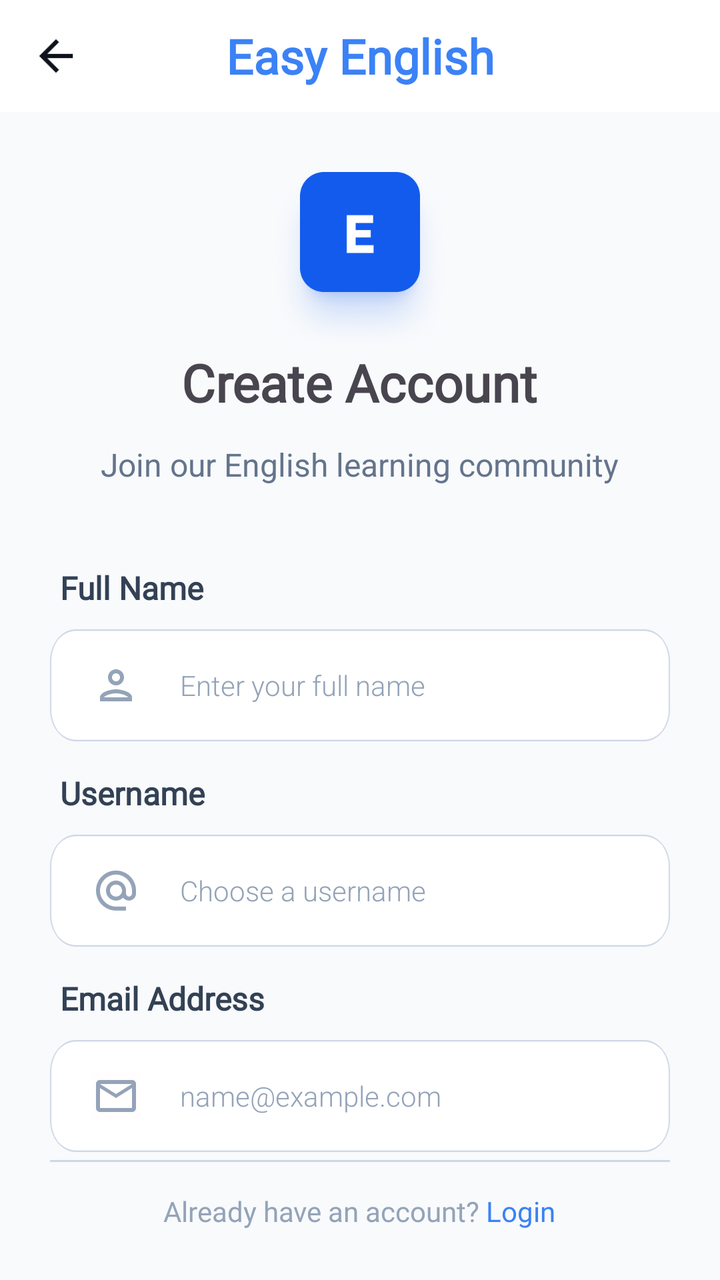
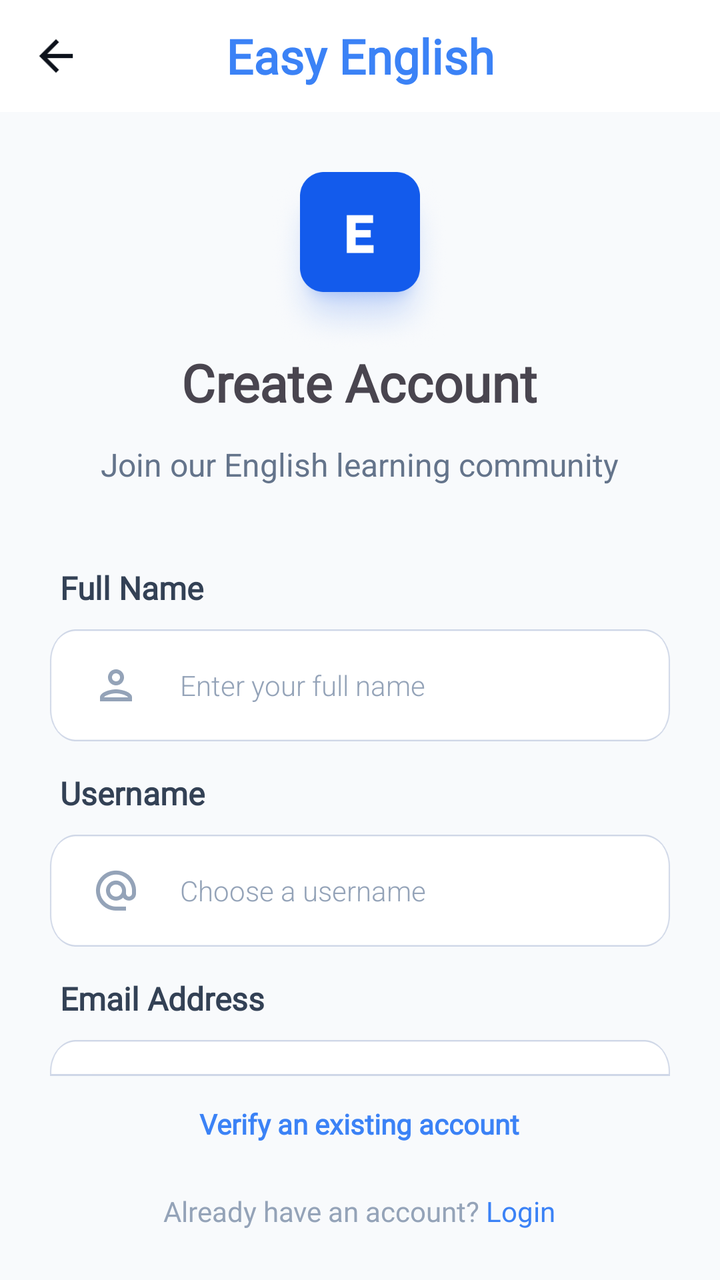

An Android layout rendered at two revisions. The XML below is the earlier revision; the diff shows what the commit changed to produce the second picture.
<!-- AndroidManifest.xml: application theme Theme.ELearning -->
<!-- res/layout/fragment_register.xml -->
<?xml version="1.0" encoding="utf-8"?>
<LinearLayout xmlns:android="http://schemas.android.com/apk/res/android"
    xmlns:app="http://schemas.android.com/apk/res-auto"
    xmlns:tools="http://schemas.android.com/tools"
    android:layout_width="match_parent"
    android:layout_height="match_parent"
    android:background="@color/color_bg_app"
    android:orientation="vertical">

    <TableRow
        android:layout_width="match_parent"
        android:layout_height="56dp"
        android:background="@color/white">

        <ImageView
            android:id="@+id/ivBack"
            android:layout_width="56dp"
            android:layout_height="match_parent"
            android:layout_gravity="center_vertical"
            android:padding="7dp"
            android:src="@drawable/ic_back"
            tools:ignore="ContentDescription" />

        <TextView
            android:layout_width="0dp"
            android:layout_height="match_parent"
            android:layout_gravity="center"
            android:layout_marginEnd="56dp"
            android:layout_weight="1"
            android:fontFamily="@font/font_inter"
            android:gravity="center"
            android:text="@string/app_name"
            android:textColor="@color/color_app"
            android:textFontWeight="800"
            android:textSize="24sp"
            tools:ignore="TextSizeCheck" />
    </TableRow>

    <LinearLayout
        android:layout_width="match_parent"
        android:layout_height="0dp"
        android:layout_weight="1"
        android:background="@color/color_bg_app"
        android:orientation="vertical"
        android:paddingHorizontal="25dp">

        <ImageView
            android:layout_width="90dp"
            android:layout_height="90dp"
            android:layout_gravity="center"
            android:layout_marginTop="30dp"
            android:src="@drawable/ic_logo_register"
            tools:ignore="ContentDescription" />

        <TextView
            android:layout_width="wrap_content"
            android:layout_height="60dp"
            android:layout_gravity="center"
            android:layout_marginTop="-15dp"
            android:fontFamily="@font/font_inter"
            android:gravity="center"
            android:text="@string/txt_create_account"
            android:textFontWeight="800"
            android:textSize="26sp"
            tools:ignore="TextSizeCheck" />

        <TextView
            android:layout_width="wrap_content"
            android:layout_height="wrap_content"
            android:layout_gravity="center"
            android:layout_marginBottom="40dp"
            android:fontFamily="sans-serif-light"
            android:text="@string/txt_des_register"
            android:textColor="@color/color_des_login"
            android:textFontWeight="400"
            android:textSize="16sp"
            tools:ignore="TextContrastCheck" />

        <ScrollView
            android:layout_width="match_parent"
            android:layout_height="0dp"
            android:layout_weight="1"
            android:fillViewport="true"
            android:scrollbars="none"
            tools:ignore="NestedWeights">

            <LinearLayout
                android:layout_width="match_parent"
                android:layout_height="wrap_content"
                android:orientation="vertical">

                <LinearLayout
                    android:layout_width="match_parent"
                    android:layout_height="wrap_content"
                    android:layout_marginBottom="15dp"
                    android:orientation="vertical">

                    <TextView
                        android:layout_width="wrap_content"
                        android:layout_height="wrap_content"
                        android:layout_marginStart="5dp"
                        android:layout_marginBottom="10dp"
                        android:fontFamily="@font/font_inter"
                        android:text="@string/txt_full_name"
                        android:textColor="@color/color_text_app"
                        android:textSize="16sp"
                        android:textStyle="bold" />

                    <TableRow
                        android:layout_width="match_parent"
                        android:layout_height="56dp"
                        android:background="@drawable/bg_edt_register"
                        android:gravity="center_vertical"
                        android:paddingHorizontal="16dp">

                        <ImageView
                            android:layout_width="24dp"
                            android:layout_height="24dp"
                            android:layout_marginStart="5dp"
                            android:layout_marginEnd="20dp"
                            android:src="@drawable/ic_user"
                            app:tint="@color/color_splash_des"
                            tools:ignore="ContentDescription,ImageContrastCheck" />

                        <EditText
                            android:id="@+id/edtFullName"
                            android:layout_width="0dp"
                            android:layout_height="match_parent"
                            android:layout_weight="1"
                            android:autofillHints="@string/txt_des_full_name"
                            android:background="@android:color/transparent"
                            android:fontFamily="sans-serif-light"
                            android:gravity="center_vertical"
                            android:hint="@string/txt_des_full_name"
                            android:inputType="text"
                            android:maxLines="1"
                            android:textColor="@color/color_text_app"
                            android:textColorHint="@color/color_splash_des"
                            android:textFontWeight="370"
                            android:textSize="14sp"
                            tools:ignore="TextContrastCheck,VisualLintTextFieldSize,DuplicateSpeakableTextCheck" />
                    </TableRow>
                </LinearLayout>

                <LinearLayout
                    android:layout_width="match_parent"
                    android:layout_height="wrap_content"
                    android:layout_marginBottom="15dp"
                    android:orientation="vertical">

                    <TextView
                        android:layout_width="wrap_content"
                        android:layout_height="wrap_content"
                        android:layout_marginStart="5dp"
                        android:layout_marginBottom="10dp"
                        android:fontFamily="@font/font_inter"
                        android:text="@string/txt_username"
                        android:textColor="@color/color_text_app"
                        android:textSize="16sp"
                        android:textStyle="bold" />

                    <TableRow
                        android:layout_width="match_parent"
                        android:layout_height="56dp"
                        android:background="@drawable/bg_edt_register"
                        android:gravity="center_vertical"
                        android:paddingHorizontal="16dp">

                        <ImageView
                            android:layout_width="24dp"
                            android:layout_height="24dp"
                            android:layout_marginStart="5dp"
                            android:layout_marginEnd="20dp"
                            android:src="@drawable/ic_username"
                            app:tint="@color/color_splash_des"
                            tools:ignore="ContentDescription,ImageContrastCheck" />

                        <EditText
                            android:id="@+id/edtUsername"
                            android:layout_width="0dp"
                            android:layout_height="match_parent"
                            android:layout_weight="1"
                            android:autofillHints="@string/txt_des_username"
                            android:background="@android:color/transparent"
                            android:fontFamily="sans-serif-light"
                            android:gravity="center_vertical"
                            android:hint="@string/txt_des_username"
                            android:inputType="text"
                            android:maxLines="1"
                            android:textColor="@color/color_text_app"
                            android:textColorHint="@color/color_splash_des"
                            android:textFontWeight="370"
                            android:textSize="14sp"
                            tools:ignore="TextContrastCheck,VisualLintTextFieldSize,DuplicateSpeakableTextCheck" />
                    </TableRow>
                </LinearLayout>

                <LinearLayout
                    android:layout_width="match_parent"
                    android:layout_height="wrap_content"
                    android:layout_marginBottom="15dp"
                    android:orientation="vertical">

                    <TextView
                        android:layout_width="wrap_content"
                        android:layout_height="wrap_content"
                        android:layout_marginStart="5dp"
                        android:layout_marginBottom="10dp"
                        android:fontFamily="@font/font_inter"
                        android:text="@string/txt_email_address"
                        android:textColor="@color/color_text_app"
                        android:textSize="16sp"
                        android:textStyle="bold" />

                    <TableRow
                        android:layout_width="match_parent"
                        android:layout_height="56dp"
                        android:background="@drawable/bg_edt_register"
                        android:gravity="center_vertical"
                        android:paddingHorizontal="16dp">

                        <ImageView
                            android:layout_width="24dp"
                            android:layout_height="24dp"
                            android:layout_marginStart="5dp"
                            android:layout_marginEnd="20dp"
                            android:src="@drawable/ic_mail"
                            tools:ignore="ContentDescription,ImageContrastCheck" />

                        <EditText
                            android:id="@+id/edtEmail"
                            android:layout_width="0dp"
                            android:layout_height="match_parent"
                            android:layout_weight="1"
                            android:autofillHints="@string/txt_des_mail"
                            android:background="@android:color/transparent"
                            android:fontFamily="sans-serif-light"
                            android:gravity="center_vertical"
                            android:hint="@string/txt_des_mail"
                            android:inputType="textEmailAddress"
                            android:maxLines="1"
                            android:textColor="@color/color_text_app"
                            android:textColorHint="@color/color_splash_des"
                            android:textFontWeight="370"
                            android:textSize="14sp"
                            tools:ignore="TextContrastCheck,VisualLintTextFieldSize,DuplicateSpeakableTextCheck" />
                    </TableRow>
                </LinearLayout>

                <LinearLayout
                    android:layout_width="match_parent"
                    android:layout_height="wrap_content"
                    android:layout_marginBottom="15dp"
                    android:orientation="vertical">

                    <TextView
                        android:layout_width="wrap_content"
                        android:layout_height="wrap_content"
                        android:layout_marginStart="5dp"
                        android:layout_marginBottom="10dp"
                        android:fontFamily="@font/font_inter"
                        android:text="@string/txt_phone_number"
                        android:textColor="@color/color_text_app"
                        android:textSize="16sp"
                        android:textStyle="bold" />

                    <TableRow
                        android:layout_width="match_parent"
                        android:layout_height="56dp"
                        android:background="@drawable/bg_edt_register"
                        android:gravity="center_vertical"
                        android:paddingHorizontal="16dp">

                        <ImageView
                            android:layout_width="24dp"
                            android:layout_height="24dp"
                            android:layout_marginStart="5dp"
                            android:layout_marginEnd="20dp"
                            android:src="@drawable/ic_phone"
                            app:tint="@color/color_splash_des"
                            tools:ignore="ContentDescription,ImageContrastCheck" />

                        <EditText
                            android:id="@+id/edtPhoneNumber"
                            android:layout_width="0dp"
                            android:layout_height="match_parent"
                            android:layout_weight="1"
                            android:autofillHints="@string/txt_des_phone_number"
                            android:background="@android:color/transparent"
                            android:fontFamily="sans-serif-light"
                            android:gravity="center_vertical"
                            android:hint="@string/txt_des_phone_number"
                            android:inputType="phone"
                            android:maxLines="1"
                            android:textColor="@color/color_text_app"
                            android:textColorHint="@color/color_splash_des"
                            android:textFontWeight="370"
                            android:textSize="14sp"
                            tools:ignore="TextContrastCheck,VisualLintTextFieldSize,DuplicateSpeakableTextCheck" />
                    </TableRow>
                </LinearLayout>

                <LinearLayout
                    android:layout_width="match_parent"
                    android:layout_height="wrap_content"
                    android:layout_marginBottom="15dp"
                    android:orientation="vertical">

                    <TextView
                        android:layout_width="wrap_content"
                        android:layout_height="wrap_content"
                        android:layout_marginStart="5dp"
                        android:layout_marginBottom="10dp"
                        android:fontFamily="@font/font_inter"
                        android:text="@string/txt_gender"
                        android:textColor="@color/color_text_app"
                        android:textSize="16sp"
                        android:textStyle="bold" />

                    <TableRow
                        android:layout_width="match_parent"
                        android:layout_height="56dp"
                        android:background="@drawable/bg_edt_register"
                        android:gravity="center_vertical"
                        android:paddingHorizontal="16dp">

                        
                        <ImageView
                            android:layout_width="24dp"
                            android:layout_height="24dp"
                            android:layout_marginEnd="20dp"
                            android:src="@drawable/ic_gender"
                            app:tint="@color/color_splash_des"
                            tools:ignore="ContentDescription,ImageContrastCheck" />

                        
                        <Spinner
                            android:id="@+id/spGender"
                            android:layout_width="0dp"
                            android:layout_height="match_parent"
                            android:layout_weight="1"
                            android:background="@android:color/transparent"
                            android:gravity="center_vertical"
                            android:spinnerMode="dropdown"
                            tools:entries="@array/gender_list"
                            tools:selectedItemPosition="0" />
                    </TableRow>
                </LinearLayout>

                <LinearLayout
                    android:layout_width="match_parent"
                    android:layout_height="wrap_content"
                    android:layout_marginBottom="15dp"
                    android:orientation="vertical">

                    <TextView
                        android:layout_width="wrap_content"
                        android:layout_height="wrap_content"
                        android:layout_marginStart="5dp"
                        android:layout_marginBottom="10dp"
                        android:fontFamily="@font/font_inter"
                        android:text="@string/txt_date_of_birth"
                        android:textColor="@color/color_text_app"
                        android:textSize="16sp"
                        android:textStyle="bold" />

                    <TableRow
                        android:layout_width="match_parent"
                        android:layout_height="56dp"
                        android:background="@drawable/bg_edt_register"
                        android:gravity="center_vertical"
                        android:paddingHorizontal="16dp">

                        <ImageView
                            android:layout_width="24dp"
                            android:layout_height="24dp"
                            android:layout_marginStart="5dp"
                            android:layout_marginEnd="20dp"
                            android:src="@drawable/ic_date"
                            app:tint="@color/color_splash_des"
                            tools:ignore="ContentDescription,ImageContrastCheck" />

                        <EditText
                            android:id="@+id/edtDateOfBirth"
                            android:layout_width="0dp"
                            android:layout_height="match_parent"
                            android:layout_weight="1"
                            android:autofillHints="@string/txt_des_date"
                            android:background="@android:color/transparent"
                            android:fontFamily="sans-serif-light"
                            android:gravity="center_vertical"
                            android:hint="@string/txt_des_date"
                            android:inputType="date"
                            android:maxLines="1"
                            android:textColor="@color/color_text_app"
                            android:textColorHint="@color/color_splash_des"
                            android:textFontWeight="370"
                            android:textSize="14sp"
                            tools:ignore="TextContrastCheck,VisualLintTextFieldSize,DuplicateSpeakableTextCheck" />
                    </TableRow>
                </LinearLayout>

                <LinearLayout
                    android:layout_width="match_parent"
                    android:layout_height="wrap_content"
                    android:layout_marginBottom="15dp"
                    android:orientation="vertical">

                    <TextView
                        android:layout_width="wrap_content"
                        android:layout_height="wrap_content"
                        android:layout_marginStart="5dp"
                        android:layout_marginBottom="10dp"
                        android:fontFamily="@font/font_inter"
                        android:text="@string/txt_password"
                        android:textColor="@color/color_text_app"
                        android:textSize="16sp"
                        android:textStyle="bold" />

                    <TableRow
                        android:layout_width="match_parent"
                        android:layout_height="56dp"
                        android:background="@drawable/bg_edt_register"
                        android:gravity="center_vertical"
                        android:paddingHorizontal="16dp">

                        <ImageView
                            android:layout_width="24dp"
                            android:layout_height="24dp"
                            android:layout_marginStart="5dp"
                            android:layout_marginEnd="20dp"
                            android:src="@drawable/ic_password"
                            app:tint="@color/color_splash_des"
                            tools:ignore="ContentDescription,ImageContrastCheck" />

                        <EditText
                            android:id="@+id/edtPassword"

                            android:layout_width="0dp"
                            android:layout_height="match_parent"
                            android:layout_weight="1"
                            android:autofillHints="@string/txt_des_password"
                            android:background="@android:color/transparent"
                            android:fontFamily="sans-serif-light"
                            android:gravity="center_vertical"
                            android:hint="@string/txt_des_password"
                            android:inputType="textPassword"
                            android:maxLines="1"
                            android:textColor="@color/color_text_app"
                            android:textColorHint="@color/color_splash_des"
                            android:textFontWeight="370"
                            android:textSize="14sp"
                            tools:ignore="TextContrastCheck,VisualLintTextFieldSize,DuplicateSpeakableTextCheck" />
                    </TableRow>
                </LinearLayout>

                <LinearLayout
                    android:layout_width="match_parent"
                    android:layout_height="wrap_content"
                    android:layout_marginBottom="15dp"
                    android:orientation="vertical">

                    <TextView
                        android:layout_width="wrap_content"
                        android:layout_height="wrap_content"
                        android:layout_marginStart="5dp"
                        android:layout_marginBottom="10dp"
                        android:fontFamily="@font/font_inter"
                        android:text="@string/txt_confirm_password"
                        android:textColor="@color/color_text_app"
                        android:textSize="16sp"
                        android:textStyle="bold" />

                    <TableRow
                        android:layout_width="match_parent"
                        android:layout_height="56dp"
                        android:background="@drawable/bg_edt_register"
                        android:gravity="center_vertical"
                        android:paddingHorizontal="16dp">

                        <ImageView
                            android:layout_width="24dp"
                            android:layout_height="24dp"
                            android:layout_marginStart="5dp"
                            android:layout_marginEnd="20dp"
                            android:src="@drawable/ic_confirm_pass"
                            app:tint="@color/color_splash_des"
                            tools:ignore="ContentDescription,ImageContrastCheck" />

                        <EditText
                            android:id="@+id/edtConfirmPassword"
                            android:layout_width="0dp"
                            android:layout_height="match_parent"
                            android:layout_weight="1"
                            android:autofillHints="@string/txt_des_confirm_password"
                            android:background="@android:color/transparent"
                            android:fontFamily="sans-serif-light"
                            android:gravity="center_vertical"
                            android:hint="@string/txt_des_confirm_password"
                            android:inputType="textPassword"
                            android:maxLines="1"
                            android:textColor="@color/color_text_app"
                            android:textColorHint="@color/color_splash_des"
                            android:textFontWeight="370"
                            android:textSize="14sp"
                            tools:ignore="TextContrastCheck,VisualLintTextFieldSize,DuplicateSpeakableTextCheck" />
                    </TableRow>
                </LinearLayout>

                <TextView
                    android:id="@+id/btnRegister"
                    android:layout_width="match_parent"
                    android:layout_height="84dp"
                    android:layout_marginTop="25dp"
                    android:background="@drawable/bg_btn_register"
                    android:fontFamily="@font/font_inter"
                    android:gravity="center"
                    android:paddingBottom="30dp"
                    android:text="@string/txt_sign_up"
                    android:textColor="@android:color/white"
                    android:textFontWeight="730"
                    android:textSize="16sp" />

            </LinearLayout>
        </ScrollView>

        <View
            android:layout_width="match_parent"
            android:layout_height="1dp"
            android:background="@color/color_line" />

        <TextView
            android:id="@+id/tvHaveAccount"
            android:layout_width="wrap_content"
            android:layout_height="wrap_content"
            android:layout_gravity="center|bottom"
            android:layout_marginTop="15dp"
            android:layout_marginBottom="25dp"
            android:clickable="true"
            android:focusable="true"
            android:fontFamily="@font/font_inter"
            android:gravity="center"
            android:text="@string/txt_have_account"
            tools:ignore="TextContrastCheck,TouchTargetSizeCheck" />

    </LinearLayout>

</LinearLayout>
<!-- resources referenced by this layout -->
<resources>
  <string-array name="gender_list">
          <item>MALE</item>
          <item>FEMALE</item>
          <item>OTHER</item>
      </string-array>
  <color name="color_app">#3B82F6</color>
  <color name="color_bg_app">#F8FAFC</color>
  <color name="color_des_login">#64748B</color>
  <color name="color_line">#CFD7E7</color>
  <color name="color_splash_des">#94A3B8</color>
  <color name="color_text_app">#334155</color>
  <color name="white">#FFFFFFFF</color>
  <!-- drawable bg_btn_register: webp bitmap (drawable, 60410 bytes) -->
  <!-- drawable bg_edt_register: webp bitmap (drawable, 1068 bytes) -->
  <!-- drawable ic_back: webp bitmap (drawable, 164 bytes) -->
  <!-- drawable ic_confirm_pass: webp bitmap (drawable, 694 bytes) -->
  <!-- drawable ic_date: webp bitmap (drawable, 190 bytes) -->
  <!-- drawable ic_gender: webp bitmap (drawable, 382 bytes) -->
  <!-- drawable ic_logo_register: webp bitmap (drawable, 69786 bytes) -->
  <!-- drawable ic_mail: webp bitmap (drawable, 342 bytes) -->
  <!-- drawable ic_password: webp bitmap (drawable, 350 bytes) -->
  <!-- drawable ic_phone: webp bitmap (drawable, 508 bytes) -->
  <!-- drawable ic_user: webp bitmap (drawable, 434 bytes) -->
  <!-- drawable ic_username: webp bitmap (drawable, 780 bytes) -->
  <string name="app_name">Easy English</string>
  <string name="txt_confirm_password">Confirm Password</string>
  <string name="txt_create_account">Create Account</string>
  <string name="txt_date_of_birth">Date of Birth</string>
  <string name="txt_des_confirm_password">Repeat your password</string>
  <string name="txt_des_date">yyyy/mm/dd</string>
  <string name="txt_des_full_name">Enter your full name</string>
  <string name="txt_des_mail">name@example.com</string>
  <string name="txt_des_password">Create a password</string>
  <string name="txt_des_phone_number">0911581476</string>
  <string name="txt_des_register">Join our English learning community</string>
  <string name="txt_des_username">Choose a username</string>
  <string name="txt_email_address">Email Address</string>
  <string name="txt_full_name">Full Name</string>
  <string name="txt_gender">Gender</string>
  <string name="txt_have_account"><font color="#94A3B8">Already have an account? </font><font color="#3B82F6">Login</font></string>
  <string name="txt_password">Password</string>
  <string name="txt_phone_number">Phone Number</string>
  <string name="txt_sign_up">Sign Up</string>
  <string name="txt_username">Username</string>
  <style name="Theme.ELearning" parent="Base.Theme.ELearning" />
  <style name="Base.Theme.ELearning" parent="Theme.Material3.DayNight.NoActionBar">
          
      </style>
</resources>

<!-- the commit's change to res/layout/fragment_register.xml (unified diff, before → after) -->
@@ -530,11 +530,27 @@
             android:background="@color/color_line" />
 
         <TextView
+            android:id="@+id/btnVerifyExistingAccount"
+            android:layout_width="wrap_content"
+            android:layout_height="wrap_content"
+            android:layout_gravity="center_horizontal"
+            android:minHeight="48dp"
+            android:paddingHorizontal="18dp"
+            android:clickable="true"
+            android:focusable="true"
+            android:fontFamily="@font/font_inter"
+            android:gravity="center"
+            android:text="@string/txt_verify_existing_account"
+            android:textColor="@color/color_app"
+            android:textFontWeight="700"
+            android:textSize="14sp" />
+
+        <TextView
             android:id="@+id/tvHaveAccount"
             android:layout_width="wrap_content"
             android:layout_height="wrap_content"
             android:layout_gravity="center|bottom"
-            android:layout_marginTop="15dp"
+            android:layout_marginTop="10dp"
             android:layout_marginBottom="25dp"
             android:clickable="true"
             android:focusable="true"
<!-- resource entries referenced after the edit -->
@@ -44,6 +44,7 @@
   <string name="txt_phone_number">Phone Number</string>
   <string name="txt_sign_up">Sign Up</string>
   <string name="txt_username">Username</string>
+  <string name="txt_verify_existing_account">Verify an existing account</string>
   <style name="Theme.ELearning" parent="Base.Theme.ELearning" />
   <style name="Base.Theme.ELearning" parent="Theme.Material3.DayNight.NoActionBar">
           
